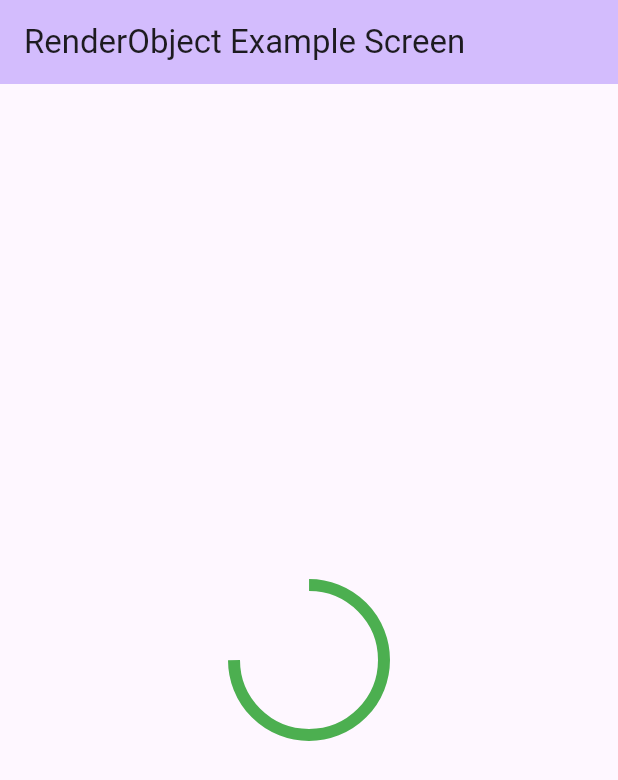
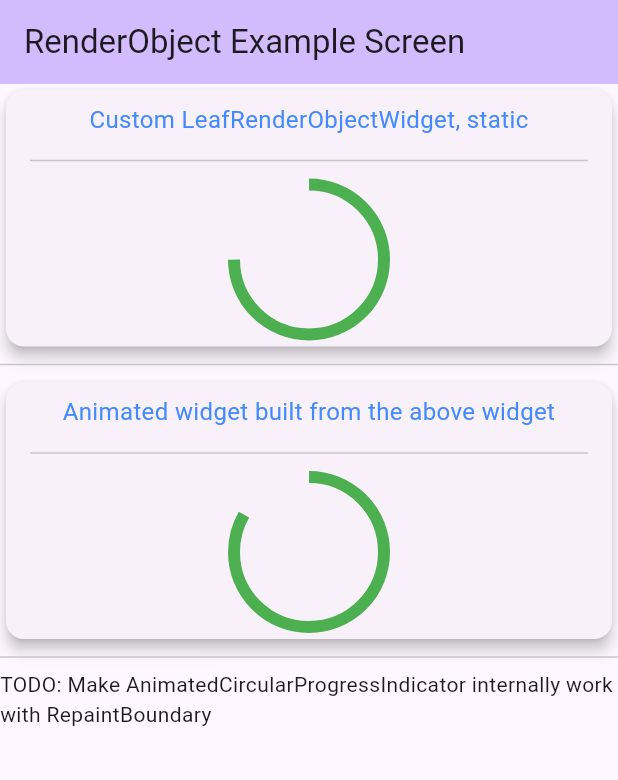
Before and after one commit to herman-peralta-ben/flutter_playground, a Flutter app: the screen it shows after launch, on a phone screen of 412 x 824 dp. Shown: the top 780 px of the screen. Run offline on Flutter 3.47's test engine with Material 3 defaults, Android fonts, the phone set to English and light mode, and no system bars; our stand-ins replace flutter_riverpod.

Commit message:
[EXAMPLE-4] Update RenderObject example, animate progress

```diff
--- /dev/null
+++ b/lib/examples/ui/render_object_example/animated_circular_progress_indicator.dart
@@ -0,0 +1,95 @@
+import 'package:flutter/material.dart';
+import 'package:flutter_playground/examples/ui/render_object_example/custom_circular_progress_indicator.dart';
+
+enum AnimationType {
+  once,
+  repeat,
+  repeatInverse;
+}
+
+class AnimatedCircularProgressIndicator extends StatefulWidget {
+  final double value; // Progress value between 0.0 and 1.0
+  final Color color; // Color of the progress indicator
+  final double strokeWidth; // Stroke width of the progress indicator
+  final AnimationType animationType;
+  final Duration animationDuration;
+
+  const AnimatedCircularProgressIndicator({
+    super.key,
+    required this.value,
+    this.color = Colors.blue,
+    this.strokeWidth = 4.0,
+    this.animationType = AnimationType.repeat,
+    this.animationDuration = const Duration(seconds: 3),
+  });
+
+  @override
+  AnimatedCircularProgressIndicatorState createState() => AnimatedCircularProgressIndicatorState();
+}
+
+class AnimatedCircularProgressIndicatorState extends State<AnimatedCircularProgressIndicator>
+    with SingleTickerProviderStateMixin {
+  late AnimationController _controller;
+  late Animation<double> _animation;
+
+  @override
+  void initState() {
+    super.initState();
+
+    // Initialize the animation controller, pass the desired value and durations
+    _controller = AnimationController(
+      value: widget.value,
+      vsync: this,
+      duration: widget.animationDuration, // Set animation duration
+    );
+
+    // Define a Tween to animate the progress value between 0.0 and 1.0
+    _animation = Tween<double>(begin: 0.0, end: 1.0).animate(_controller)
+      ..addListener(() {
+        setState(() {});
+      });
+
+    // Start the animation
+    switch (widget.animationType) {
+      case AnimationType.once:
+        _controller.forward();
+        break;
+      case AnimationType.repeat:
+        _controller.repeat();
+        break;
+      case AnimationType.repeatInverse:
+        _controller.forward();
+        _controller.addStatusListener((status) {
+          if (status == AnimationStatus.completed) {
+            _controller.reverse(); // Reverse the animation when it completes
+          } else if (status == AnimationStatus.dismissed) {
+            _controller.forward(); // Forward the animation when it dismisses
+          }
+        });
+        break;
+    }
+  }
+
+  @override
+  void dispose() {
+    _controller.dispose();
+    super.dispose();
+  }
+
+  @override
+  Widget build(BuildContext context) {
+    // TODO need to check how to properly manage the size (get the parent widget size), this breaks RepaintBoundary
+    /*return RepaintBoundary(
+      child: CustomCircularProgressIndicatorWidget(
+        value: _animation.value,
+        color: widget.color,
+        strokeWidth: widget.strokeWidth,
+      ),
+    );*/
+    return CustomCircularProgressIndicatorWidget(
+      value: _animation.value,
+      color: widget.color,
+      strokeWidth: widget.strokeWidth,
+    );
+  }
+}
--- a/lib/examples/ui/render_object_example.dart
+++ b/lib/examples/ui/render_object_example/custom_circular_progress_indicator.dart
@@ -1,34 +1,14 @@
 import 'package:flutter/material.dart';
 
-class RenderObjectExampleScreen extends StatelessWidget {
-  const RenderObjectExampleScreen({super.key});
-
-  @override
-  Widget build(BuildContext context) {
-    return Scaffold(
-      appBar: AppBar(
-        backgroundColor: Theme.of(context).colorScheme.inversePrimary,
-        title: const Text("RenderObject Example Screen"),
-      ),
-      body: const Center(
-        child: _CustomCircularProgressIndicatorWidget(
-          value: 0.75,
-          color: Colors.green,
-          strokeWidth: 8.0,
-        ),
-      ),
-    );
-  }
-}
-
-// Define a custom circular progress indicator. Extending [LeafRenderObjectWidget]
-// since this widget doesn't need a child widget.
-class _CustomCircularProgressIndicatorWidget extends LeafRenderObjectWidget {
+/// Define a custom circular progress indicator. Extending [LeafRenderObjectWidget]
+/// since this widget doesn't need a child widget.
+class CustomCircularProgressIndicatorWidget extends LeafRenderObjectWidget {
   final double value; // Progress value between 0.0 and 1.0
   final Color color; // Color of the progress indicator
   final double strokeWidth; // Stroke width of the progress indicator
 
-  const _CustomCircularProgressIndicatorWidget({
+  const CustomCircularProgressIndicatorWidget({
+    super.key,
     required this.value,
     this.color = Colors.blue,
     this.strokeWidth = 4.0,
@@ -36,7 +16,7 @@ class _CustomCircularProgressIndicatorWidget extends LeafRenderObjectWidget {
 
   @override
   RenderObject createRenderObject(BuildContext context) {
-    return _RenderCustomCircularProgressIndicator(
+    return CustomCircularProgressIndicatorRender(
       value,
       color,
       strokeWidth,
@@ -44,7 +24,7 @@ class _CustomCircularProgressIndicatorWidget extends LeafRenderObjectWidget {
   }
 
   @override
-  void updateRenderObject(BuildContext context, _RenderCustomCircularProgressIndicator renderObject) {
+  void updateRenderObject(BuildContext context, CustomCircularProgressIndicatorRender renderObject) {
     renderObject
       ..value = value
       ..color = color
@@ -52,13 +32,13 @@ class _CustomCircularProgressIndicatorWidget extends LeafRenderObjectWidget {
   }
 }
 
-// RenderObject that handles the painting and layout
-class _RenderCustomCircularProgressIndicator extends RenderBox {
+/// RenderObject that handles the painting and layout
+class CustomCircularProgressIndicatorRender extends RenderBox {
   double _value;
   Color _color;
   double _strokeWidth;
 
-  _RenderCustomCircularProgressIndicator(this._value, this._color, this._strokeWidth);
+  CustomCircularProgressIndicatorRender(this._value, this._color, this._strokeWidth);
 
   // Update properties when the widget is rebuilt
   set value(double newValue) {
@@ -106,8 +86,10 @@ class _RenderCustomCircularProgressIndicator extends RenderBox {
   // Set the minimum size to 100x100, but respect the constraints provided by the parent
   @override
   Size computeDryLayout(BoxConstraints constraints) {
-    final desiredSize = constraints.constrain(const Size(100, 100));
-    return desiredSize;
+    // TODO need to check how to properly manage the size (get the parent widget size), this breaks RepaintBoundary
+    //final desiredSize = constraints.constrain(const Size(100, 100));
+    //return desiredSize;
+    return constraints.constrain(Size.infinite); // This allows the RenderBox to expand to fill the available space
   }
 
   // Perform the layout based on the constraints provided by the parent
--- /dev/null
+++ b/lib/examples/ui/render_object_example/render_object_example.dart
@@ -0,0 +1,53 @@
+import 'package:flutter/material.dart';
+import 'package:flutter_playground/common/ui/common.dart';
+import 'package:flutter_playground/examples/ui/render_object_example/animated_circular_progress_indicator.dart';
+import 'package:flutter_playground/examples/ui/render_object_example/custom_circular_progress_indicator.dart';
+
+class RenderObjectExampleScreen extends StatelessWidget {
+  const RenderObjectExampleScreen({super.key});
+
+  @override
+  Widget build(BuildContext context) {
+    return Scaffold(
+      appBar: AppBar(
+        backgroundColor: Theme.of(context).colorScheme.inversePrimary,
+        title: const Text("RenderObject Example Screen"),
+      ),
+      body: const SingleChildScrollView(
+        child: Column(
+          children: [
+            ExampleCard(
+              title: "Custom LeafRenderObjectWidget, static",
+              child: SizedBox(
+                height: 200,
+                width: 200,
+                child: CustomCircularProgressIndicatorWidget(
+                  value: 0.75,
+                  color: Colors.green,
+                  strokeWidth: 8.0,
+                ),
+              ),
+            ),
+            Divider(),
+            ExampleCard(
+              title: "Animated widget built from the above widget",
+              child: SizedBox(
+                height: 200,
+                width: 200,
+                child: AnimatedCircularProgressIndicator(
+                  value: 0.75,
+                  color: Colors.green,
+                  strokeWidth: 8.0,
+                  animationType: AnimationType.repeatInverse,
+                ),
+              ),
+            ),
+            Divider(),
+            Text(
+                "TODO: Make AnimatedCircularProgressIndicator internally work with RepaintBoundary")
+          ],
+        ),
+      ),
+    );
+  }
+}
--- a/lib/examples/ui/widget_repaint_boundary_example.dart
+++ b/lib/examples/ui/widget_repaint_boundary_example.dart
@@ -82,7 +82,7 @@ class _WidgetRepaintBoundaryExampleScreenState extends State<WidgetRepaintBounda
                     ? const RepaintBoundary(child: CircularProgressIndicator())
                     : const CircularProgressIndicator(),
                 const Divider(),
-                Text("TODO ListView repaint example"),
+                const Text("TODO ListView repaint example"),
                 // TODO ListView repaint example
               ],
             ),
--- a/lib/main.dart
+++ b/lib/main.dart
@@ -1,6 +1,5 @@
 import 'package:flutter/material.dart';
-import 'package:flutter_playground/examples/state/provider_counter_example.dart';
-import 'package:flutter_playground/examples/ui/render_object_example.dart';
+import 'package:flutter_playground/examples/ui/render_object_example/render_object_example.dart';
 
 void main() {
   runApp(const MyApp());
```
